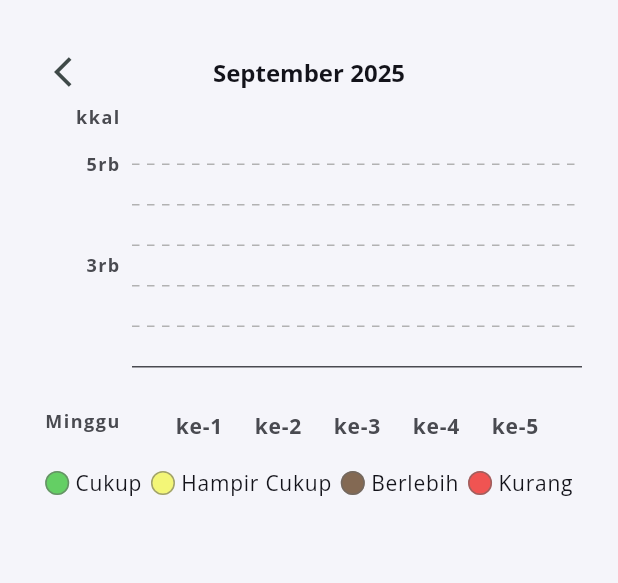
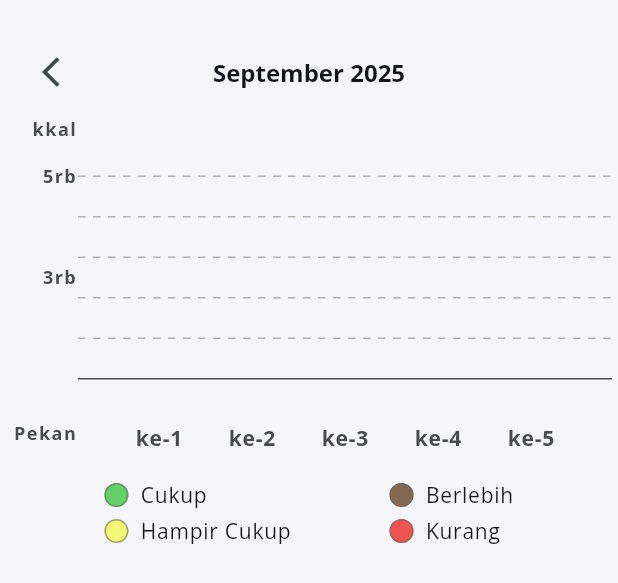
Before and after one commit to TumbuhSehatTelU/TumbuhSehat-mobile-v2, a Flutter app: the CaloryTrendChart widget shown alone on an empty page, opened directly with empty values, on a phone screen of 412 x 824 dp. Shown: the top 583 px of the screen. Run offline on Flutter 3.47's test engine with Material 3 defaults, Android fonts, the phone set to English and light mode, and no system bars; our stand-ins replace animated_bottom_navigation_bar, connectivity_plus, dartz, dio, equatable, flutter_bloc and 7 more; missing offline and left inert: mesh_gradient; accounts and stored records are empty; generated files the repository leaves out were written again.

Commit message:
style: calory trend chart

```diff
--- a/lib/presentation/cubit/calory_history/calory_history_cubit.dart
+++ b/lib/presentation/cubit/calory_history/calory_history_cubit.dart
@@ -9,8 +9,6 @@ import '../../../domain/repositories/nutrition_repository.dart';
 import '../../../domain/repositories/onboarding_repository.dart';
 
 part 'calory_history_state.dart';
-
-enum CaloryChartRange { oneMonth, threeMonths }
 
 class CaloryHistoryCubit extends Cubit<CaloryHistoryState> {
   final NutritionRepository nutritionRepository;
--- a/lib/presentation/widgets/history/calory_trend_chart.dart
+++ b/lib/presentation/widgets/history/calory_trend_chart.dart
@@ -44,12 +44,12 @@ class CaloryTrendChart extends StatelessWidget {
     }
 
     return Padding(
-      padding: const EdgeInsets.all(24.0),
+      padding: const EdgeInsets.symmetric(horizontal: 4, vertical: 24),
       child: Column(
         crossAxisAlignment: CrossAxisAlignment.start,
         children: [
           _buildHeader(isNextMonthDisabled, isPreviousMonthDisabled, context),
-          const SizedBox(height: 24),
+          const SizedBox(height: 32),
           SizedBox(
             height: 200,
             child: BarChart(
@@ -70,7 +70,9 @@ class CaloryTrendChart extends StatelessWidget {
     bool isPreviousMonthDisabled,
     BuildContext context,
   ) {
-    return Row(
+    return Padding(
+      padding: const EdgeInsets.symmetric(horizontal: 12),
+      child: Row(
         mainAxisAlignment: MainAxisAlignment.spaceBetween,
         children: [
           Visibility(
@@ -101,6 +103,7 @@ class CaloryTrendChart extends StatelessWidget {
             ),
           ),
         ],
+      ),
     );
   }
 
@@ -136,7 +139,7 @@ class CaloryTrendChart extends StatelessWidget {
         leftTitles: AxisTitles(
           sideTitles: SideTitles(
             showTitles: true,
-            reservedSize: 64,
+            reservedSize: 48,
             interval: interval,
             getTitlesWidget: _getLeftTitles,
           ),
@@ -240,7 +243,7 @@ class CaloryTrendChart extends StatelessWidget {
     if (value == meta.max) {
       return SideTitleWidget(
         axisSide: meta.axisSide,
-        space: 8.0,
+        space: 1.0,
         child: Padding(
           padding: EdgeInsets.only(bottom: 36.0),
           child: Text('kkal', style: style),
@@ -251,10 +254,10 @@ class CaloryTrendChart extends StatelessWidget {
     if (value == 0) {
       return SideTitleWidget(
         axisSide: meta.axisSide,
-        space: 8.0,
+        space: 1.0,
         child: Padding(
           padding: EdgeInsets.only(top: 72.0),
-          child: Text('Minggu', style: style),
+          child: Text('Pekan', style: style),
         ),
       );
     }
@@ -266,7 +269,7 @@ class CaloryTrendChart extends StatelessWidget {
     final text = '${(value / 1000).toStringAsFixed(0)}rb';
     return SideTitleWidget(
       axisSide: meta.axisSide,
-      space: 8.0,
+      space: 1.0,
       child: Text(text, style: style, textAlign: TextAlign.left),
     );
   }
@@ -275,10 +278,26 @@ class CaloryTrendChart extends StatelessWidget {
     return Row(
       mainAxisAlignment: MainAxisAlignment.spaceEvenly,
       children: [
+        Column(
+          crossAxisAlignment: CrossAxisAlignment.start,
+          children: [
             _legendItem(TSColor.additionalColor.green, 'Cukup', context),
-        _legendItem(TSColor.additionalColor.yellow, 'Hampir Cukup', context),
+            const SizedBox(height: 4),
+            _legendItem(
+              TSColor.additionalColor.yellow,
+              'Hampir Cukup',
+              context,
+            ),
+          ],
+        ),
+        Column(
+          crossAxisAlignment: CrossAxisAlignment.start,
+          children: [
             _legendItem(TSColor.additionalColor.brown, 'Berlebih', context),
+            const SizedBox(height: 4),
             _legendItem(TSColor.additionalColor.red, 'Kurang', context),
+          ],
+        ),
       ],
     );
   }
@@ -298,7 +317,7 @@ class CaloryTrendChart extends StatelessWidget {
             ),
           ),
         ),
-        const SizedBox(width: 4),
+        const SizedBox(width: 8),
         Text(
           text,
           style: getResponsiveTextStyle(
```
Also changed, not shown: lib/presentation/screens/main/calory_history_screen.dart (+16 -7 lines). Lines whose indentation alone changed are shown as unchanged.
